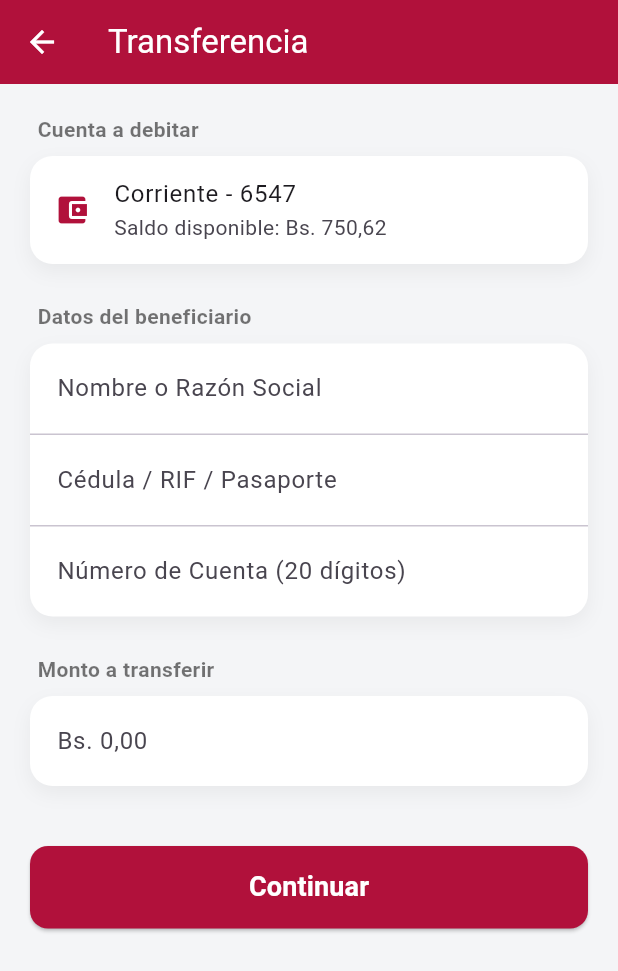
After one commit to ZolMariam/BDV-FLUTTER, a Flutter app: the TransferPage screen opened by its route, on a phone screen of 412 x 824 dp. The commit adds this screen. Shown: the top 971 px of the screen. Run offline on Flutter 3.47's test engine with Material 3 defaults, Android fonts, the light colour scheme and no system bars.

Commit message:
Pages: Login, home, transferencia pronto

```diff
--- a/lib/main.dart
+++ b/lib/main.dart
@@ -1,6 +1,6 @@
 import 'package:bdv_flow/pages/login.dart';
 import 'package:bdv_flow/pages/home.dart';
-// import 'package:bdv_flow/pages/transfer.dart';
+import 'package:bdv_flow/pages/transfer.dart';
 import 'package:flutter/material.dart';
 // import 'login.dart';
 // import 'home.dart';
@@ -19,7 +19,7 @@ class MiAppBDV extends StatelessWidget {
       routes: {
         '/': (context) => const LoginPage(),
         '/home': (context) => const HomePage(),
-        // '/transfer': (context) => const TransferPage(),
+        '/transfer': (context) => const TransferPage(),
       },
     );
   }
--- /dev/null
+++ b/lib/pages/transfer.dart
@@ -0,0 +1,110 @@
+import 'package:flutter/material.dart';
+
+class TransferPage extends StatelessWidget {
+  const TransferPage({super.key});
+
+  @override
+  Widget build(BuildContext context) {
+    return Scaffold(
+      backgroundColor: const Color(0xFFF4F5F7),
+      appBar: AppBar(
+        backgroundColor: const Color(0xFFB1113B),
+        title: const Text("Transferencia", style: TextStyle(color: Colors.white)),
+        leading: IconButton(
+          icon: const Icon(Icons.arrow_back, color: Colors.white),
+          onPressed: () => Navigator.pop(context),
+        ),
+      ),
+      body: SingleChildScrollView(
+        padding: const EdgeInsets.all(20.0),
+        child: Column(
+          crossAxisAlignment: CrossAxisAlignment.start,
+          children: [
+            // Sección Origen
+            _tituloSeccion("Cuenta a debitar"),
+            _cajaBlanca(
+              child: ListTile(
+                leading: const Icon(Icons.account_balance_wallet, color: Color(0xFFB1113B)),
+                title: const Text("Corriente - 6547"),
+                subtitle: const Text("Saldo disponible: Bs. 750,62"),
+              ),
+            ),
+
+            const SizedBox(height: 25),
+
+            // Sección Destino
+            _tituloSeccion("Datos del beneficiario"),
+            _cajaBlanca(
+              child: Column(
+                children: [
+                  _campoTexto("Nombre o Razón Social"),
+                  const Divider(height: 1),
+                  _campoTexto("Cédula / RIF / Pasaporte"),
+                  const Divider(height: 1),
+                  _campoTexto("Número de Cuenta (20 dígitos)"),
+                ],
+              ),
+            ),
+
+            const SizedBox(height: 25),
+
+            // Sección Monto
+            _tituloSeccion("Monto a transferir"),
+            _cajaBlanca(
+              child: _campoTexto("Bs. 0,00", tecladoNumerico: true),
+            ),
+
+            const SizedBox(height: 40),
+
+// boton continuar
+            SizedBox(
+              width: double.infinity,
+              height: 55,
+              child: ElevatedButton(
+                onPressed: () {
+                  ScaffoldMessenger.of(context).showSnackBar(
+                    const SnackBar(content: Text("Transferencia procesada exitosamente")),
+                  );
+                },
+                style: ElevatedButton.styleFrom(
+                  backgroundColor: const Color(0xFFB1113B),
+                  shape: RoundedRectangleBorder(borderRadius: BorderRadius.circular(12)),
+                ),
+                child: const Text("Continuar", style: TextStyle(color: Colors.white, fontSize: 18, fontWeight: FontWeight.bold)),
+              ),
+            ),
+          ],
+        ),
+      ),
+    );
+  }
+
+  Widget _tituloSeccion(String texto) {
+    return Padding(
+      padding: const EdgeInsets.only(left: 5, bottom: 8),
+      child: Text(texto, style: const TextStyle(color: Colors.black54, fontWeight: FontWeight.bold, fontSize: 14)),
+    );
+  }
+
+  Widget _cajaBlanca({required Widget child}) {
+    return Container(
+      decoration: BoxDecoration(
+        color: Colors.white,
+        borderRadius: BorderRadius.circular(15),
+        boxShadow: [BoxShadow(color: Colors.black.withOpacity(0.05), blurRadius: 10, offset: const Offset(0, 5))],
+      ),
+      child: child,
+    );
+  }
+
+  Widget _campoTexto(String hint, {bool tecladoNumerico = false}) {
+    return TextField(
+      keyboardType: tecladoNumerico ? TextInputType.number : TextInputType.text,
+      decoration: InputDecoration(
+        hintText: hint,
+        contentPadding: const EdgeInsets.all(18),
+        border: InputBorder.none,
+      ),
+    );
+  }
+}
```
